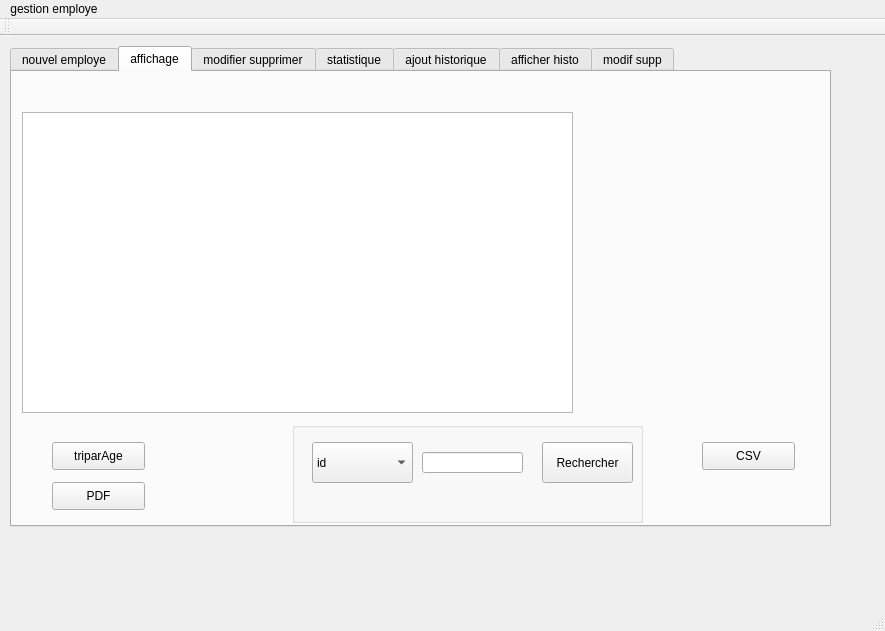
khaledg4g/print-office-c-, file mainwindow.ui: the form before one commit.
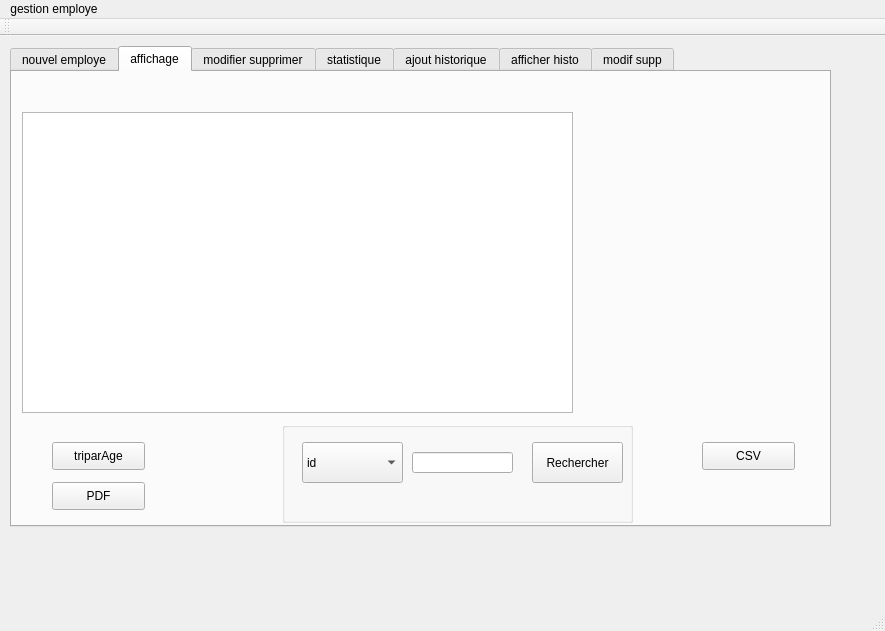
The form after the commit.

```diff
--- a/mainwindow.ui
+++ b/mainwindow.ui
@@ -222,7 +222,7 @@
      <widget class="QGroupBox" name="groupBox_7">
       <property name="geometry">
        <rect>
-        <x>280</x>
+        <x>270</x>
         <y>350</y>
         <width>351</width>
         <height>101</height>
```
